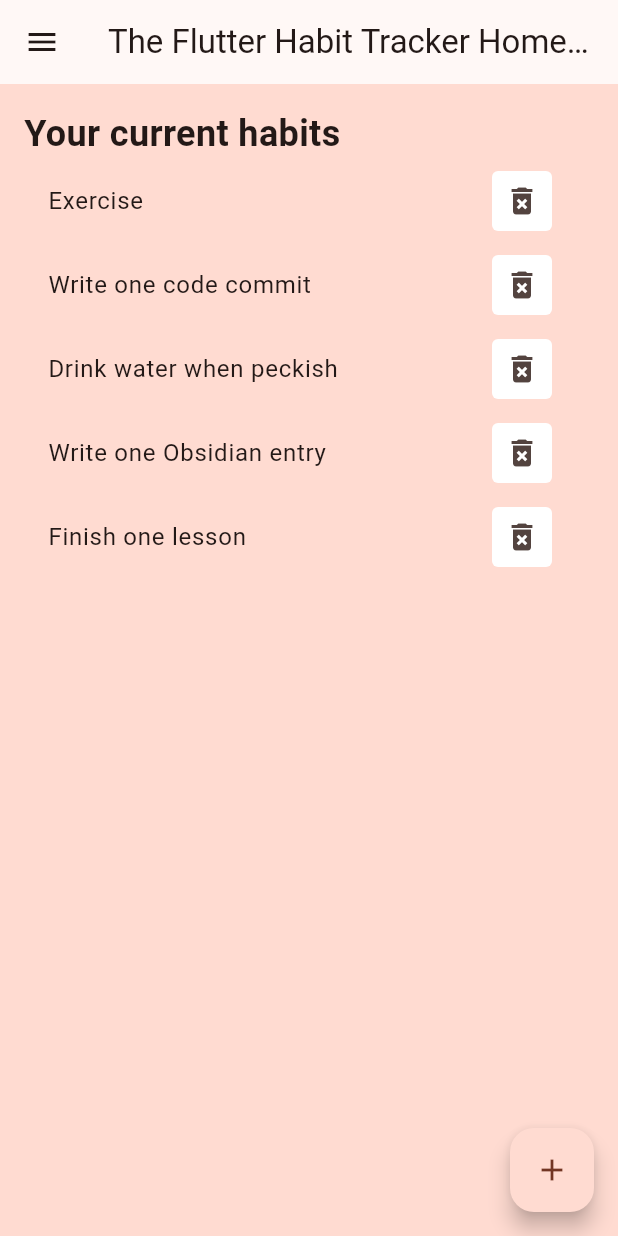
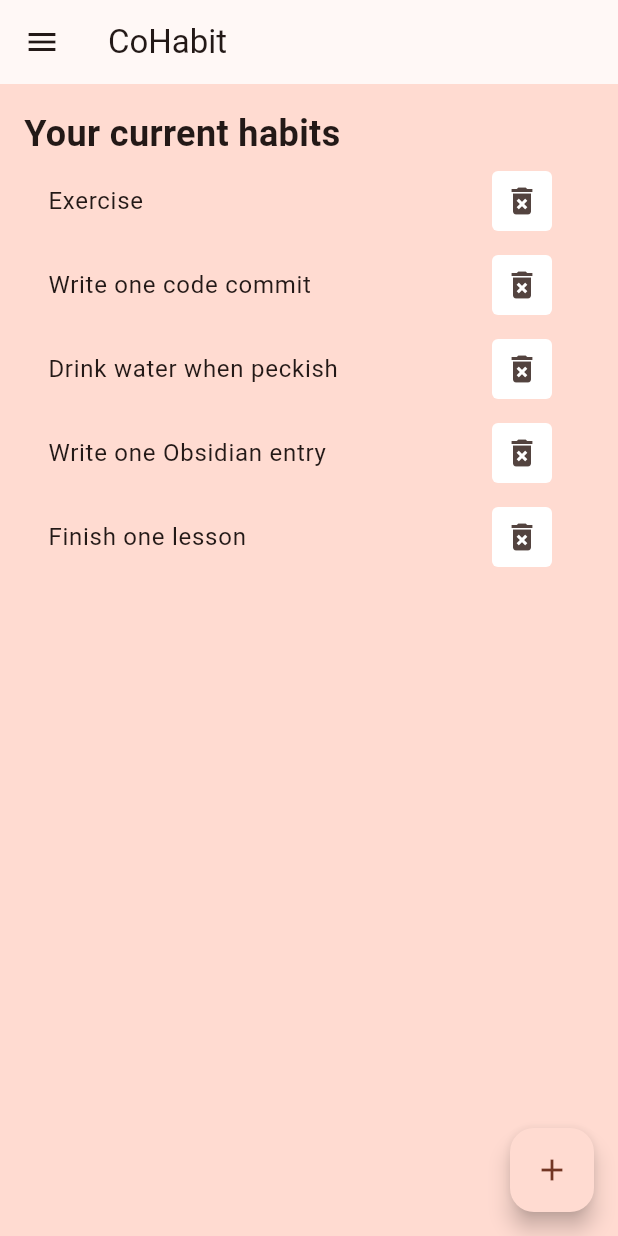
Before and after one commit to chrsrns/habit-tracker-flutter, a Flutter app: the screen it shows after launch, on a phone screen of 412 x 824 dp. Run offline on Flutter 3.47's test engine with Material 3 defaults, Android fonts, the phone set to English and light mode, and no system bars; statements that could not run were skipped.

Commit message:
Changed appbar name to CoHabit

```diff
--- a/lib/main.dart
+++ b/lib/main.dart
@@ -41,7 +41,7 @@ class MyApp extends StatelessWidget {
         useMaterial3: true,
         colorScheme: ColorScheme.fromSeed(seedColor: Colors.deepOrange),
       ),
-      home: const MyHomePage(title: 'The Flutter Habit Tracker Home Page'),
+      home: const MyHomePage(title: 'CoHabit'),
     );
   }
 }
```
